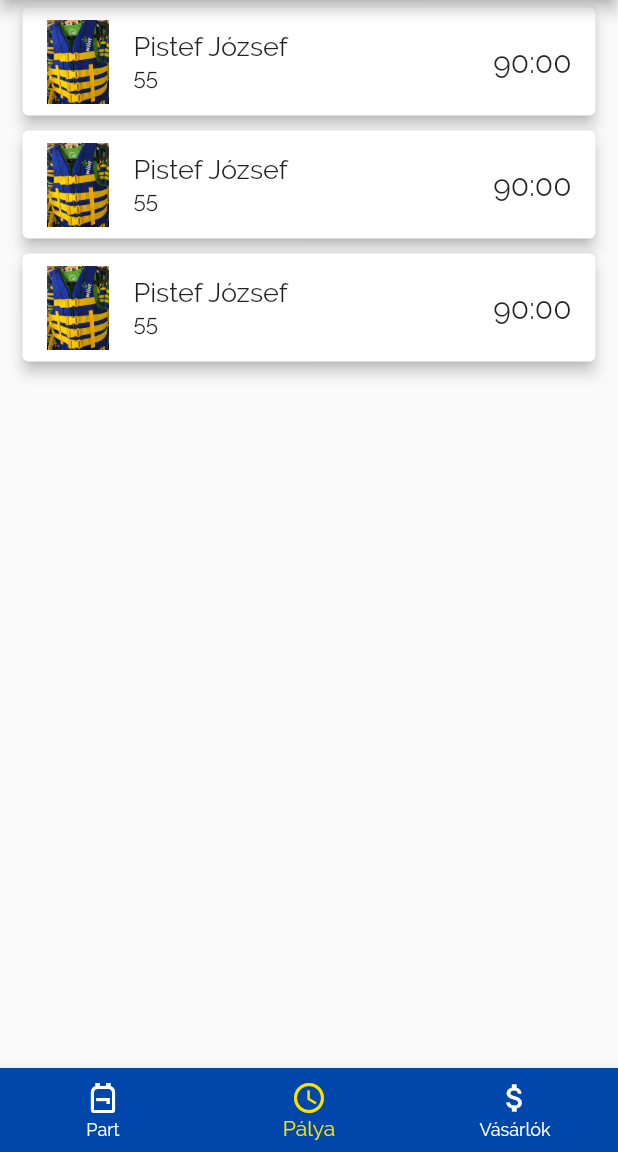
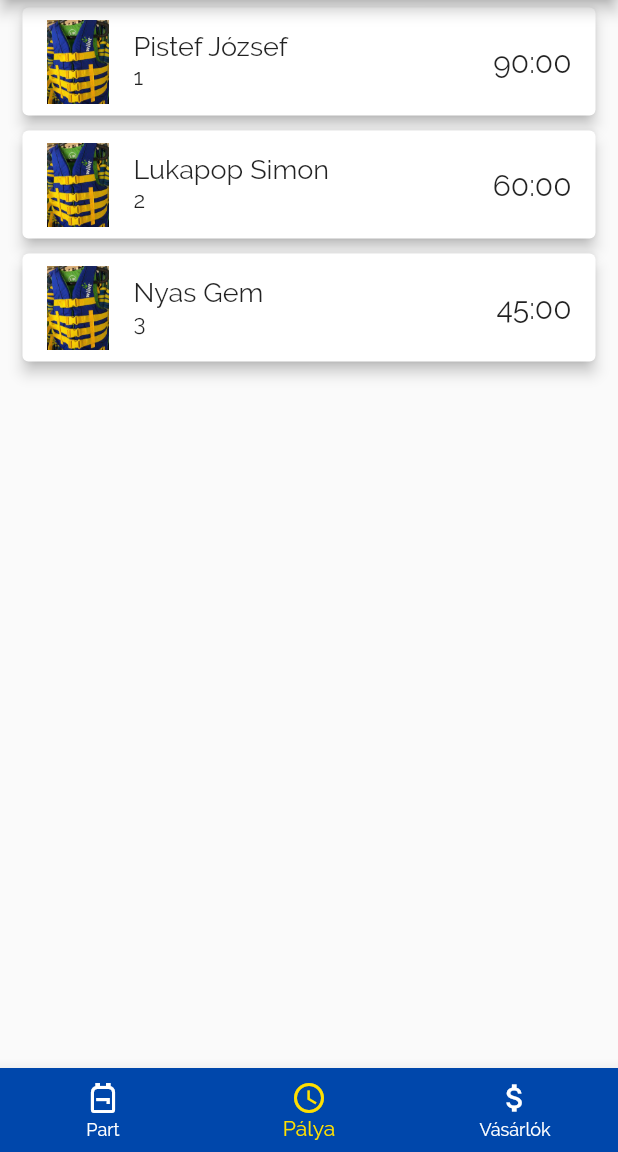
Before and after one commit to dobaybalazs/WibitApp, a Flutter app: the screen it shows after launch, item 2 of the bottom bar chosen, on a phone screen of 412 x 824 dp, the part 84-1236 px from its top. Run offline on Flutter 3.47's test engine with Material 2 defaults, Android fonts, the phone set to English and light mode, and no system bars.

Commit message:
Add borrowing logic

```diff
--- a/lib/main.dart
+++ b/lib/main.dart
@@ -10,6 +10,7 @@ import './screens/tabs_screen.dart';
 
 //data
 import './providers/basic_vests.dart';
+import './providers/borrowed_vests.dart';
 
 void main() {
   runApp(WibitApp());
@@ -23,6 +24,9 @@ class WibitApp extends StatelessWidget {
         ChangeNotifierProvider(
           create: (_) => BasicVests(),
         ),
+        ChangeNotifierProvider(
+          create: (_) => BorrowedVests(),
+        )
       ],
       child: MaterialApp(
         debugShowCheckedModeBanner: false,
--- a/lib/providers/basic_vests.dart
+++ b/lib/providers/basic_vests.dart
@@ -28,7 +28,6 @@ class BasicVests with ChangeNotifier {
     if (!_vests.any(((element) => element.id == id))) {
       _vests.add(BasicLifejacket(id: id, size: size));
     }
-
     notifyListeners();
   }
 
--- /dev/null
+++ b/lib/providers/borrowed_vests.dart
@@ -0,0 +1,41 @@
+import 'package:flutter/material.dart';
+
+class BorrowedLifeJacket {
+  final int id;
+  final String name;
+  final String size;
+  final int duration;
+
+  BorrowedLifeJacket(
+      {@required this.id,
+      @required this.name,
+      @required this.size,
+      @required this.duration});
+}
+
+class BorrowedVests with ChangeNotifier {
+  List<BorrowedLifeJacket> _items = [
+    BorrowedLifeJacket(
+        id: 1, name: 'Pistef József', size: 'Mini', duration: 90),
+    BorrowedLifeJacket(id: 2, name: 'Lukapop Simon', size: 'XXL', duration: 60),
+    BorrowedLifeJacket(id: 3, name: 'Nyas Gem', size: 'XL', duration: 45),
+  ];
+
+  List<BorrowedLifeJacket> get items {
+    return [..._items];
+  }
+
+  void borrowVest(int id, String name, String size, int duration) {
+    _items.add(
+      BorrowedLifeJacket(id: id, name: name, size: size, duration: duration),
+    );
+    notifyListeners();
+  }
+
+  void removeVest(int id) {
+    if (_items.firstWhere((element) => element.id == id) != null) {
+      _items.removeWhere((element) => element.id == id);
+    }
+    notifyListeners();
+  }
+}
--- a/lib/screens/borrowed_vests_screen.dart
+++ b/lib/screens/borrowed_vests_screen.dart
@@ -1,21 +1,23 @@
 import 'package:flutter/material.dart';
+import 'package:provider/provider.dart';
 
+import '../providers/borrowed_vests.dart' show BorrowedVests;
 import '../widgets/vestitems/borrowed_vest.dart';
 
 class BorrowedVestsScreen extends StatelessWidget {
-  List<BorrowedVest> vests = [
-    BorrowedVest(id: 1),
-    BorrowedVest(id: 2),
-    BorrowedVest(id: 3),
-  ];
-
   static const routeName = '/borrowed-vests';
 
   @override
   Widget build(BuildContext context) {
+    final vests = Provider.of<BorrowedVests>(context);
     return ListView.builder(
-      itemCount: vests.length,
-      itemBuilder: (ctx, idx) => vests[idx],
+      itemCount: vests.items.length,
+      itemBuilder: (ctx, idx) => BorrowedVest(
+        id: vests.items[idx].id,
+        name: vests.items[idx].name,
+        size: vests.items[idx].size,
+        duration: vests.items[idx].duration,
+      ),
     );
   }
 }
--- a/lib/widgets/sheets/add_vest_sheet.dart
+++ b/lib/widgets/sheets/add_vest_sheet.dart
@@ -1,5 +1,6 @@
 import 'package:flutter/material.dart';
 import 'package:provider/provider.dart';
+
 
 import '../../providers/basic_vests.dart';
 
--- a/lib/widgets/vestitems/basic_vest.dart
+++ b/lib/widgets/vestitems/basic_vest.dart
@@ -5,12 +5,12 @@ import '../sheets/borrow_sheet.dart';
 import '../../providers/basic_vests.dart';
 
 class BasicVest extends StatelessWidget {
-  void startBorrowingVest(BuildContext ctx) {
+  void startBorrowingVest(BuildContext ctx, int id, String size) {
     showModalBottomSheet(
       context: ctx,
       isScrollControlled: true,
       builder: (_) => GestureDetector(
-        child: BorrowSheet(),
+        child: BorrowSheet(id: id, size: size),
         onTap: () {},
         behavior: HitTestBehavior.opaque,
       ),
@@ -44,7 +44,7 @@ class BasicVest extends StatelessWidget {
         ),
         child: InkWell(
           onTap: () {
-            startBorrowingVest(context);
+            startBorrowingVest(context, vest.id, vest.size);
           },
           child: Card(
             elevation: 4,
--- a/lib/widgets/vestitems/borrowed_vest.dart
+++ b/lib/widgets/vestitems/borrowed_vest.dart
@@ -1,14 +1,34 @@
 import 'package:flutter/material.dart';
+import 'package:provider/provider.dart';
+
+import '../../providers/basic_vests.dart';
+import '../../providers/borrowed_vests.dart';
 
 class BorrowedVest extends StatefulWidget {
   final int id;
+  final String name;
+  final String size;
+  final int duration;
 
-  BorrowedVest({@required this.id});
+  BorrowedVest({
+    @required this.id,
+    @required this.name,
+    @required this.size,
+    @required this.duration,
+  });
   @override
   State<BorrowedVest> createState() => _BorrowedVestState();
 }
 
 class _BorrowedVestState extends State<BorrowedVest> {
+  int _timer = 0;
+  Color _background = Colors.white;
+  @override
+  void initState() {
+    _timer = widget.duration;
+    super.initState();
+  }
+
   Widget _listTileBuilder() {
     return ListTile(
       leading: Image.asset(
@@ -16,13 +36,13 @@ class _BorrowedVestState extends State<BorrowedVest> {
         fit: BoxFit.cover,
         height: 56,
       ),
-      title: Text("Pistef József"),
+      title: Text(widget.name),
       subtitle: Text(
-        "55",
+        '${widget.id}',
         style: TextStyle(fontSize: 15, color: Colors.black87),
       ),
       trailing: Text(
-        '90:00',
+        '${_timer}:00',
         style: TextStyle(fontSize: 20),
       ),
     );
@@ -31,9 +51,14 @@ class _BorrowedVestState extends State<BorrowedVest> {
   var _expanded = false;
   @override
   Widget build(BuildContext context) {
+    final basicVests = Provider.of<BasicVests>(context, listen: false);
+    final borrowedVests = Provider.of<BorrowedVests>(context, listen: false);
     return Dismissible(
       direction: DismissDirection.endToStart,
-      onDismissed: (direction) {},
+      onDismissed: (direction) {
+        basicVests.addNewLifejacket(widget.size, widget.id);
+        borrowedVests.removeVest(widget.id);
+      },
       key: ValueKey(widget.id),
       background: Container(
         color: Theme.of(context).errorColor,
@@ -56,6 +81,7 @@ class _BorrowedVestState extends State<BorrowedVest> {
             child: _expanded
                 ? Card(
                     elevation: 4,
+                    color: _background,
                     margin:
                         const EdgeInsets.symmetric(vertical: 5, horizontal: 15),
                     child: Column(
@@ -74,7 +100,14 @@ class _BorrowedVestState extends State<BorrowedVest> {
                             mainAxisAlignment: MainAxisAlignment.spaceAround,
                             children: <Widget>[
                               IconButton(
-                                onPressed: () {},
+                                onPressed: () {
+                                  setState(() {
+                                    _timer = (_timer - 5 < 0) ? 0 : _timer - 5;
+                                    if (_timer == 0) {
+                                      _background = Colors.red;
+                                    }
+                                  });
+                                },
                                 icon: Icon(Icons.remove),
                               ),
                               IconButton(
@@ -82,7 +115,14 @@ class _BorrowedVestState extends State<BorrowedVest> {
                                 icon: Icon(Icons.pause),
                               ),
                               IconButton(
-                                onPressed: () {},
+                                onPressed: () {
+                                  setState(() {
+                                    _timer += 5;
+                                    if (_timer != 0) {
+                                      _background = Colors.white;
+                                    }
+                                  });
+                                },
                                 icon: Icon(Icons.add),
                               ),
                             ],
@@ -93,6 +133,7 @@ class _BorrowedVestState extends State<BorrowedVest> {
                   )
                 : Card(
                     elevation: 4,
+                    color: _background,
                     margin:
                         const EdgeInsets.symmetric(vertical: 5, horizontal: 15),
                     child: _listTileBuilder(),
```
Also changed, not shown: lib/widgets/sheets/borrow_sheet.dart (+18 -4 lines).
